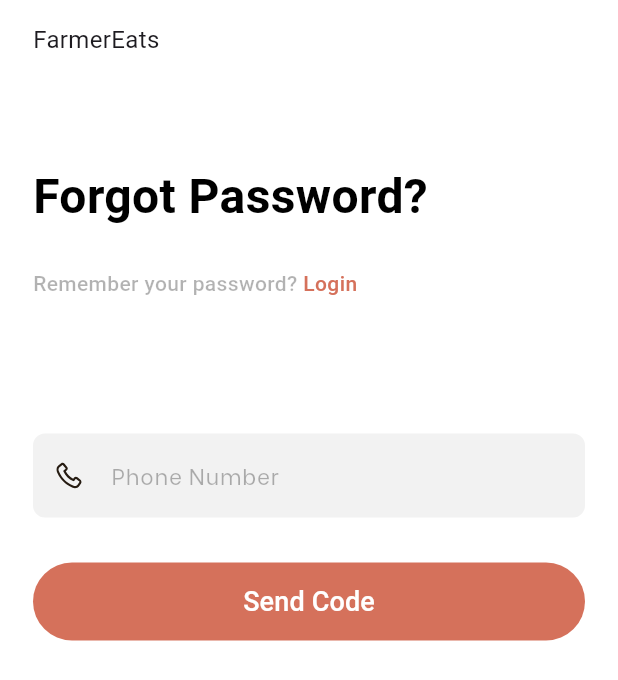
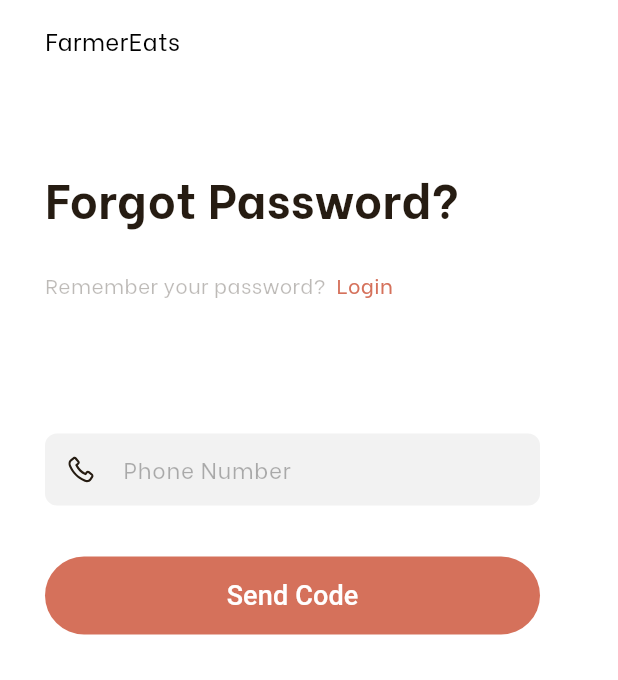
Before and after one commit to asheesh20/software_lab, a Flutter app: the ForgotPassword screen opened directly, on a phone screen of 412 x 824 dp. Shown: the top 680 px of the screen. Run offline on Flutter 3.47's test engine with Material 3 defaults, Android fonts, the phone set to English and light mode, and no system bars; our stand-ins replace flutter_svg; Roboto replaces fonts that are missing (assets/fonts/BeVietnam-ExtraBold.ttf).

Commit message:
forgot password screen finalised

```diff
--- a/lib/main.dart
+++ b/lib/main.dart
@@ -19,8 +19,8 @@ class MyApp extends StatelessWidget {
   @override
   Widget build(context) {
     return MaterialApp(
-      home: LoginScreen(),
-      // home: ForgotPassword(),
+      //home: LoginScreen(),
+      home: ForgotPassword(),
       //home: VerifyOtp(),
       //home: ResetPassword(),
       //home: SignupOne(),
--- a/lib/views/forgot_password.dart
+++ b/lib/views/forgot_password.dart
@@ -16,13 +16,18 @@ class _ForgotPasswordState extends State<ForgotPassword> {
       backgroundColor: Colors.white,
       body: SafeArea(
           child: Padding(
-        padding: const EdgeInsets.symmetric(horizontal: 22.0, vertical: 15),
+        padding: const EdgeInsets.symmetric(horizontal: 30.0, vertical: 15),
         child: Column(
           crossAxisAlignment: CrossAxisAlignment.start,
           children: [
             const Text(
               'FarmerEats',
-              style: TextStyle(fontSize: 16, fontWeight: FontWeight.w400),
+              style: TextStyle(
+                fontSize: 16,
+                fontWeight: FontWeight.w400,
+                fontFamily: 'BeVietnam',
+                color: Color.fromRGBO(0, 0, 0, 1),
+              ),
             ),
             const SizedBox(
               height: 70,
@@ -30,9 +35,10 @@ class _ForgotPasswordState extends State<ForgotPassword> {
             const Text(
               'Forgot Password?',
               style: TextStyle(
-                color: Colors.black,
+                color: Color.fromRGBO(38, 28, 18, 1),
                 fontSize: 32,
                 fontWeight: FontWeight.w700,
+                fontFamily: 'BeVietnam',
               ),
             ),
             const SizedBox(
@@ -41,11 +47,13 @@ class _ForgotPasswordState extends State<ForgotPassword> {
             const Row(
               children: [
                 Text(
-                  'Remember your password? ',
+                  'Remember your password?  ',
                   style: TextStyle(
                     fontSize: 14,
-                      color: Color.fromARGB(77, 0, 0, 0),
-                      fontWeight: FontWeight.w500),
+                    color: Color.fromRGBO(38, 28, 18, 0.3),
+                    fontWeight: FontWeight.w500,
+                    fontFamily: 'BeVietnam',
+                  ),
                 ),
                 Text(
                   'Login',
@@ -53,6 +61,7 @@ class _ForgotPasswordState extends State<ForgotPassword> {
                     fontSize: 14,
                     color: Color.fromARGB(255, 213, 113, 91),
                     fontWeight: FontWeight.w500,
+                    fontFamily: 'BeVietnam',
                   ),
                 ),
               ],
@@ -62,6 +71,9 @@ class _ForgotPasswordState extends State<ForgotPassword> {
             ),
             Form(
               key: _formKey,
+              child: SizedBox(
+                height: 52,
+                width: 330,
                 child: TextFormField(
                   decoration: InputDecoration(
                     prefixIcon: Padding(
@@ -75,7 +87,6 @@ class _ForgotPasswordState extends State<ForgotPassword> {
                     hintText: 'Phone Number',
                     hintStyle: const TextStyle(
                       color: Color(0x4D000000),
-                    //color: Color.fromARGB(77, 0, 0, 0),
                       fontWeight: FontWeight.w400,
                       fontFamily: 'BeVietnam',
                       fontSize: 15,
@@ -86,6 +97,8 @@ class _ForgotPasswordState extends State<ForgotPassword> {
                       borderRadius: BorderRadius.circular(8),
                       borderSide: BorderSide.none,
                     ),
+                    contentPadding: const EdgeInsets.symmetric(horizontal: 20),
+                  ),
                 ),
               ),
             ),
@@ -94,34 +107,23 @@ class _ForgotPasswordState extends State<ForgotPassword> {
             ),
             Container(
               decoration: BoxDecoration(borderRadius: BorderRadius.circular(5)),
-              width: double.infinity,
+              width: 330,
               height: 52,
               child: ElevatedButton(
                 style: ElevatedButton.styleFrom(
                   backgroundColor: const Color.fromARGB(255, 213, 113, 91),
                   elevation: 0,
                 ),
-                onPressed: () {
-                  if (_formKey.currentState!.validate()) {
-                    // authController.login(
-                    //   _emailController.text.trim(),
-                    //   _passwordController.text.trim(),
-                    // );
-                  }
-                },
+                onPressed: () {},
                 child: const Text(
                   'Send Code',
                   style: TextStyle(
-                    // fontFamily: 'Be',
                     fontFamily: 'assets/fonts/BeVietnam-ExtraBold.ttf',
-                    color: Color(0xFFFFFFFF),
+                    color: Color.fromRGBO(255, 255, 255, 1),
                     fontSize: 18,
                     fontWeight: FontWeight.w500,
                   ),
                 ),
-                // child: SvgPicture.asset(
-                //   'assest/images/Login.svg',
-                // ),
               ),
             ),
           ],
--- a/lib/views/login_screen.dart
+++ b/lib/views/login_screen.dart
@@ -48,7 +48,7 @@ class _LoginScreenState extends State<LoginScreen> {
               const Row(
                 children: [
                   Text(
-                    'New here? ',
+                    'New here?  ',
                     style: TextStyle(
                       fontSize: 14,
                       color: Color.fromRGBO(38, 28, 18, 0.3),
```
Lines whose indentation alone changed are shown as unchanged.
